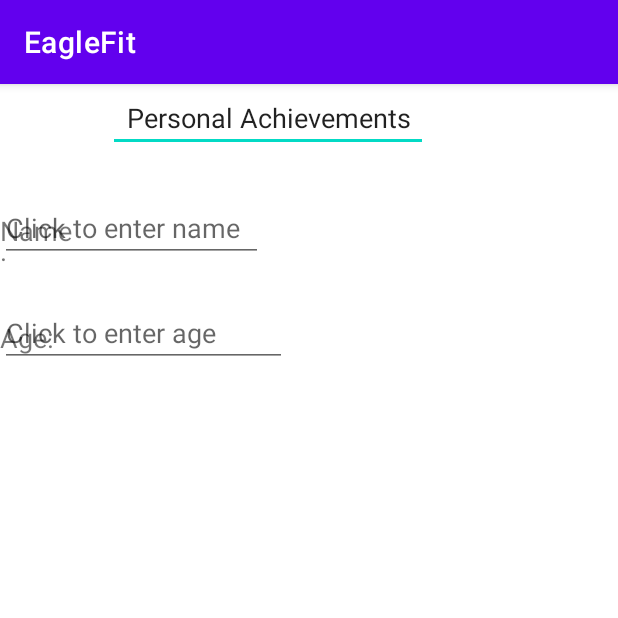
After one commit to Monstroe/EagleFit, an Android app: the fragment PersonalFragment shown on its own in the app's theme, on a phone screen of 412 x 824 dp, the top half of it. The commit adds this screen. Run offline under Robolectric (Android 15) with nearby library versions, the phone set to English and light mode, and no system bars.

Commit message:
created stuff

```diff
--- a/app/src/main/java/com/example/eaglefit/MainActivity.java
+++ b/app/src/main/java/com/example/eaglefit/MainActivity.java
@@ -11,6 +11,7 @@ import com.example.eaglefit.fragments.DashboardFragment;
 import com.example.eaglefit.fragments.MuscleChartFragment;
 import com.example.eaglefit.fragments.StatsFragment;
 import com.example.eaglefit.fragments.WorkoutFragment;
+import com.example.eaglefit.fragments.PersonalFragment;
 import com.google.android.material.bottomnavigation.BottomNavigationView;
 import com.google.android.material.navigation.NavigationBarView;
 
@@ -51,6 +52,8 @@ public class MainActivity extends AppCompatActivity {
                 break;
             case R.id.stats: fragment = new StatsFragment();
                 break;
+            case R.id.personal: fragment = new PersonalFragment();
+                break;
         }
 
         getSupportFragmentManager().beginTransaction().replace(R.id.fl_wrapper, fragment).commit();
--- /dev/null
+++ b/app/src/main/java/com/example/eaglefit/fragments/PersonalFragment.java
@@ -0,0 +1,66 @@
+package com.example.eaglefit.fragments;
+
+import android.os.Bundle;
+
+import androidx.fragment.app.Fragment;
+
+import android.view.LayoutInflater;
+import android.view.View;
+import android.view.ViewGroup;
+
+import com.example.eaglefit.R;
+
+/**
+ * A simple {@link Fragment} subclass.
+ * Use the {@link PersonalFragment#newInstance} factory method to
+ * create an instance of this fragment.
+ */
+public class PersonalFragment extends Fragment {
+
+    // TODO: Rename parameter arguments, choose names that match
+    // the fragment initialization parameters, e.g. ARG_ITEM_NUMBER
+    private static final String ARG_PARAM1 = "param1";
+    private static final String ARG_PARAM2 = "param2";
+
+    // TODO: Rename and change types of parameters
+    private String mParam1;
+    private String mParam2;
+
+    public PersonalFragment() {
+        // Required empty public constructor
+    }
+
+    /**
+     * Use this factory method to create a new instance of
+     * this fragment using the provided parameters.
+     *
+     * @param param1 Parameter 1.
+     * @param param2 Parameter 2.
+     * @return A new instance of fragment PersonalFragment.
+     */
+    // TODO: Rename and change types and number of parameters
+    public static PersonalFragment newInstance(String param1, String param2) {
+        PersonalFragment fragment = new PersonalFragment();
+        Bundle args = new Bundle();
+        args.putString(ARG_PARAM1, param1);
+        args.putString(ARG_PARAM2, param2);
+        fragment.setArguments(args);
+        return fragment;
+    }
+
+    @Override
+    public void onCreate(Bundle savedInstanceState) {
+        super.onCreate(savedInstanceState);
+        if (getArguments() != null) {
+            mParam1 = getArguments().getString(ARG_PARAM1);
+            mParam2 = getArguments().getString(ARG_PARAM2);
+        }
+    }
+
+    @Override
+    public View onCreateView(LayoutInflater inflater, ViewGroup container,
+                             Bundle savedInstanceState) {
+        // Inflate the layout for this fragment
+        return inflater.inflate(R.layout.fragment_personal_page, container, false);
+    }
+}
--- /dev/null
+++ b/app/src/main/res/layout/fragment_personal_page.xml
@@ -0,0 +1,71 @@
+<?xml version="1.0" encoding="utf-8"?>
+<androidx.constraintlayout.widget.ConstraintLayout xmlns:android="http://schemas.android.com/apk/res/android"
+    xmlns:app="http://schemas.android.com/apk/res-auto"
+    xmlns:tools="http://schemas.android.com/tools"
+    android:layout_width="match_parent"
+    android:layout_height="match_parent">
+
+    <EditText
+        android:id="@+id/editTextTextPersonName"
+        android:layout_width="wrap_content"
+        android:layout_height="wrap_content"
+        android:layout_marginStart="72dp"
+        android:ems="10"
+        android:inputType="textPersonName"
+        android:text="Personal Achievements"
+        android:textAlignment="center"
+        app:layout_constraintStart_toStartOf="@+id/textView"
+        tools:layout_editor_absoluteY="16dp" />
+
+    <TextView
+        android:id="@+id/textView"
+        android:layout_width="52dp"
+        android:layout_height="33dp"
+        android:layout_marginTop="40dp"
+        android:text="Name: "
+        android:textSize="18sp"
+        app:layout_constraintTop_toBottomOf="@+id/editTextTextPersonName"
+        tools:layout_editor_absoluteX="28dp" />
+
+    <com.google.android.material.textfield.TextInputLayout
+        android:layout_width="match_parent"
+        android:layout_height="wrap_content">
+
+    </com.google.android.material.textfield.TextInputLayout>
+
+    <com.google.android.material.textfield.TextInputEditText
+        android:id="@+id/textInputEditText"
+        android:layout_width="175dp"
+        android:layout_height="43dp"
+        android:layout_marginTop="30dp"
+        android:hint="Click to enter name"
+        android:inputType="textPersonName"
+        app:layout_constraintTop_toBottomOf="@+id/editTextTextPersonName"
+        tools:layout_editor_absoluteX="80dp" />
+
+    <TextView
+        android:id="@+id/textView2"
+        android:layout_width="wrap_content"
+        android:layout_height="wrap_content"
+        android:layout_marginTop="38dp"
+        android:text="Age: "
+        android:textSize="18sp"
+        app:layout_constraintTop_toBottomOf="@+id/textView"
+        tools:layout_editor_absoluteX="28dp" />
+
+    <com.google.android.material.textfield.TextInputLayout
+        android:layout_width="match_parent"
+        android:layout_height="wrap_content">
+
+    </com.google.android.material.textfield.TextInputLayout>
+
+    <com.google.android.material.textfield.TextInputEditText
+        android:id="@+id/textInputEditText2"
+        android:layout_width="191dp"
+        android:layout_height="42dp"
+        android:layout_marginTop="28dp"
+        android:hint="Click to enter age"
+        android:inputType="number"
+        app:layout_constraintTop_toBottomOf="@+id/textInputEditText"
+        tools:layout_editor_absoluteX="68dp" />
+</androidx.constraintlayout.widget.ConstraintLayout>
--- a/app/src/main/res/menu/menu_navigation.xml
+++ b/app/src/main/res/menu/menu_navigation.xml
@@ -19,5 +19,9 @@
         android:id="@+id/stats"
         android:title="Statistics"
         android:icon="@drawable/ic_stats"/>
+    <item
+        android:id="@+id/personal"
+        android:icon="@drawable/ic_launcher_foreground"
+        android:title="Personal" />
 
 </menu>
```
